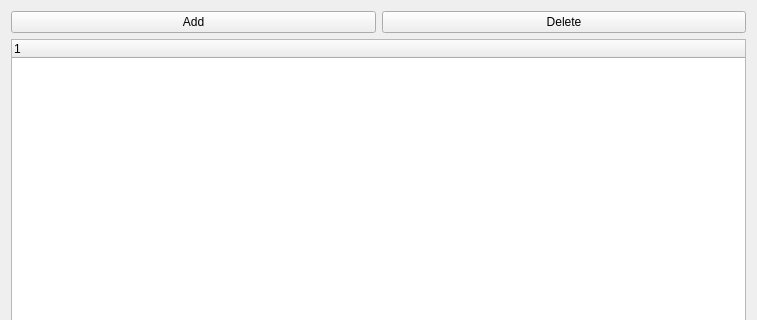
buddhi1980/mandelbulber2, file mandelbulber2/qt/objects_tree_widget.ui: the form before one commit; both pictures show x 0 to 757 and y 0 to 320 of the 757 by 665 pixel window.
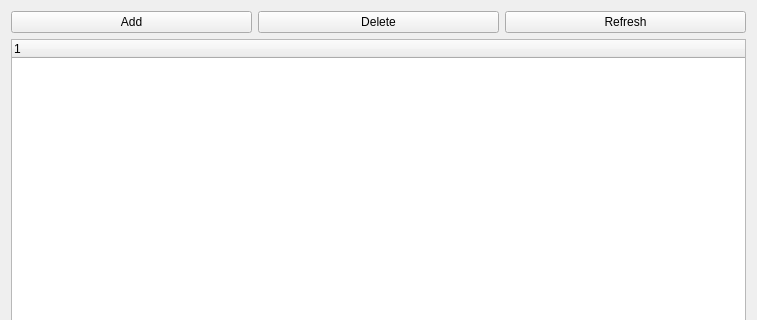
The form after the commit.

Commit message: Added code for decoding node data from parameter container Added displaying it in the tree view (from the test params)

The edit to the form file:
```diff
--- a/mandelbulber2/qt/objects_tree_widget.ui
+++ b/mandelbulber2/qt/objects_tree_widget.ui
@@ -30,6 +30,13 @@
        </property>
       </widget>
      </item>
+     <item>
+      <widget class="QPushButton" name="pushButton_refresh">
+       <property name="text">
+        <string>Refresh</string>
+       </property>
+      </widget>
+     </item>
     </layout>
    </item>
    <item>
```
The commit also changes 2 other files.
